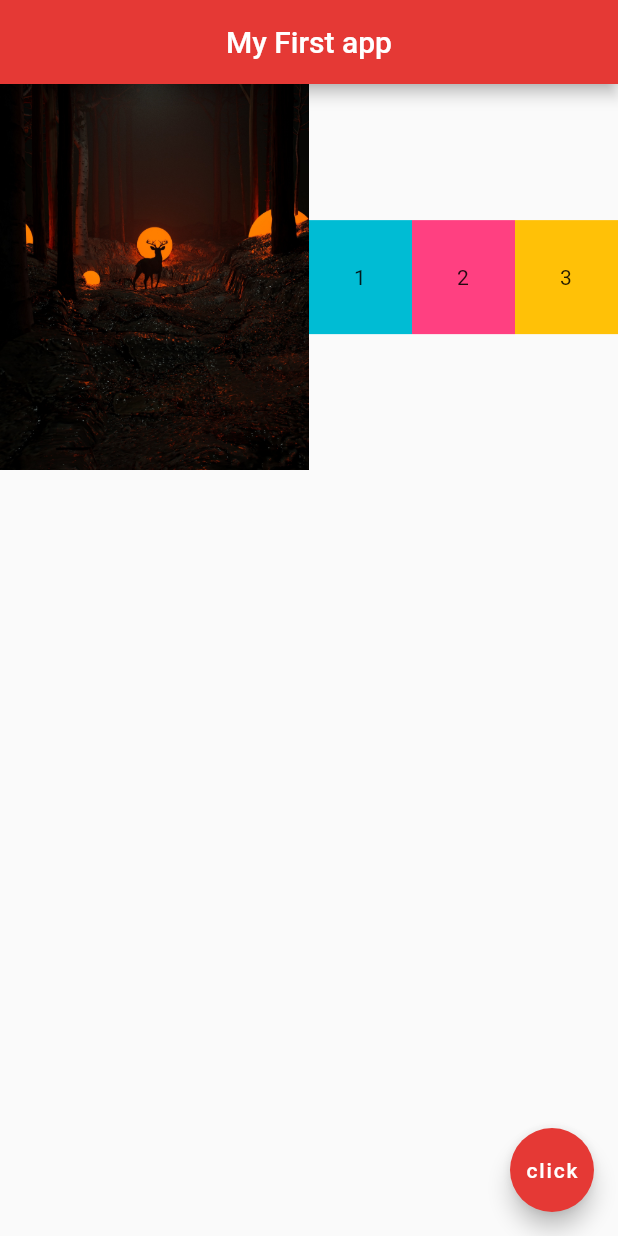
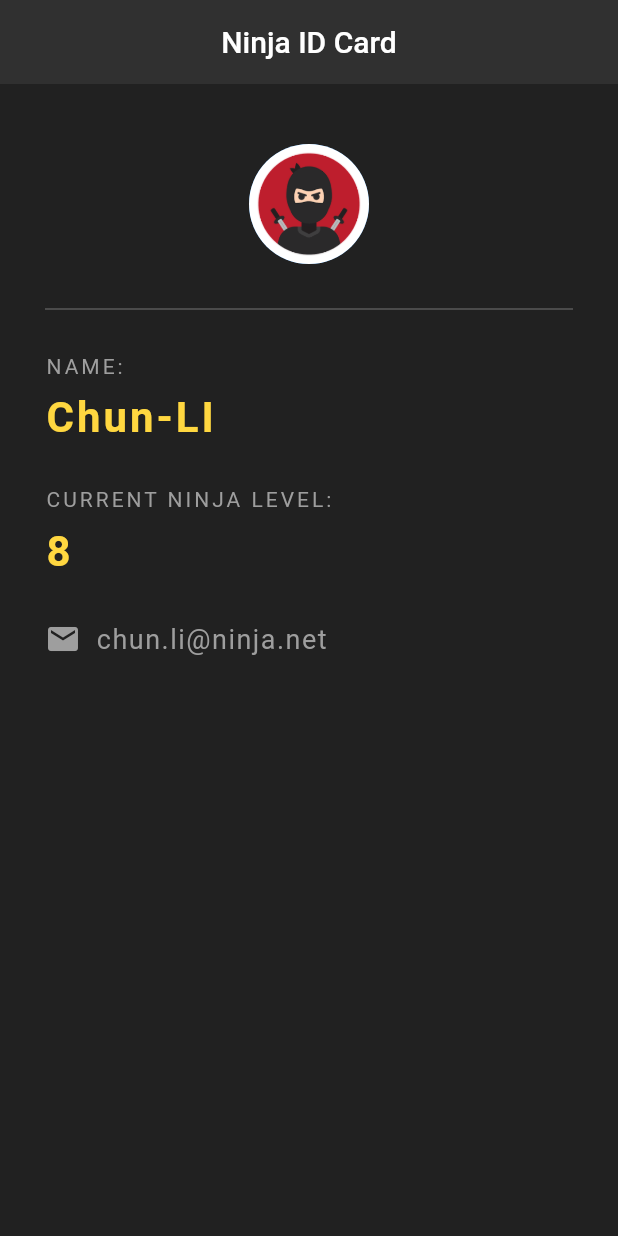
Before and after one commit to mahdibouaziz/flutter-learn-ninja, a Flutter app: the screen it shows after launch, on a phone screen of 412 x 824 dp. Run offline on Flutter 3.47's test engine with Material 2 defaults, Android fonts, the phone set to English and light mode, and no system bars.

Commit message:
created a simple stateless ninja Card ID app

```diff
--- a/lib/main.dart
+++ b/lib/main.dart
@@ -1,126 +1,80 @@
 import 'package:flutter/material.dart';
 
-void main() => runApp(const MaterialApp(
-      home: Home(),
-    ));
+void main() => runApp(const MaterialApp(home: NinjaCard()));
 
-class Home extends StatelessWidget {
-  const Home({Key? key}) : super(key: key);
+class NinjaCard extends StatelessWidget {
+  const NinjaCard({Key? key}) : super(key: key);
 
   @override
   Widget build(BuildContext context) {
     return Scaffold(
+      backgroundColor: Colors.grey[900],
       appBar: AppBar(
-        title: const Text("My First app"),
+        title: const Text('Ninja ID Card'),
         centerTitle: true,
-        backgroundColor: Colors.red[600],
+        backgroundColor: Colors.grey[850],
+        elevation: 0.0,
       ),
-
-      //Center Widget
-      // body: const Center(
-      //   // child: Image(image: AssetImage("images/pic1.jpg")),
-      // //     child: Icon(
-      // //   Icons.account_tree,
-      // //   color: Colors.lightBlue,
-      // //   size: 30.0,
-      // // ),
-      //   child:ElevatedButton(
-      //       onPressed:null,
-      //       child: Text("Click me"),
-      //   ),
-      // ),
-
-      //Container widget
-      // body:Container(
-      //   padding:const EdgeInsets.all(20.0) ,
-      //   color: Colors.grey[400],
-      //   child:const Text('Hello'),
-      // ),
-
-      //Row widget
-      // body: Row(
-      //   mainAxisAlignment:MainAxisAlignment.spaceEvenly ,
-      //   crossAxisAlignment: CrossAxisAlignment.center,
-      //   children:  <Widget>[
-      //     const Text("Hello world"),
-      //     ElevatedButton(
-      //       onPressed: (){},
-      //       child: const Text("Click ME"),
-      //     ),
-      //     Container(
-      //       color: Colors.cyan,
-      //       padding: EdgeInsets.all(30.0),
-      //       child: Text("Inside container"),
-      //     ),
-      //   ],
-      // ),
-
-      //Column widget
-      // body: Column(
-      //   mainAxisAlignment: MainAxisAlignment.end,
-      //   crossAxisAlignment: CrossAxisAlignment.center,
-      //   children: <Widget>[
-      //     Row(
-      //       children: const <Widget>[
-      //         Text("Hello"),
-      //         Text("World"),
-      //       ],
-      //     ),
-      //     Container(
-      //       padding: const EdgeInsets.all(20.0),
-      //       color: Colors.cyan,
-      //       child: const Text("One"),
-      //     ),
-      //     Container(
-      //       padding: const EdgeInsets.all(30.0),
-      //       color: Colors.pinkAccent,
-      //       child: const Text("Two"),
-      //     ),
-      //     Container(
-      //       padding: const EdgeInsets.all(40.0),
-      //       color: Colors.amber,
-      //       child: const Text("Three"),
-      //     ),
-      //   ],
-      // ),
-
-      //Expanded Widget
-      body: Row(
-        children: <Widget>[
-          Expanded(
-              flex: 3,
-              child: Image.asset("images/pic1.jpg")),
-          Expanded(
-            flex: 1,
-            child: Container(
-              padding: const EdgeInsets.all(30.0),
-              color: Colors.cyan,
-              child: const Text('1'),
+      body: Padding(
+        padding: const EdgeInsets.fromLTRB(30.0, 40.0, 30.0, 0.0),
+        child: Column(
+          mainAxisAlignment: MainAxisAlignment.start,
+          crossAxisAlignment: CrossAxisAlignment.start,
+          children: <Widget>[
+            const Center(
+              child: CircleAvatar(
+                backgroundImage: AssetImage('images/ninja1.png'),
+                radius: 40.0,
+              ),
             ),
-          ),
-          Expanded(
-            flex: 1,
-            child: Container(
-              padding: const EdgeInsets.all(30.0),
-              color: Colors.pinkAccent,
-              child: const Text('2'),
+            Divider(
+              height: 60.0,
+              color: Colors.grey[600],
             ),
-          ),
-          Expanded(
-            flex: 1,
-            child: Container(
-              padding: const EdgeInsets.all(30.0),
-              color: Colors.amber,
-              child: const Text('3'),
+            const Text("NAME:",
+                style: TextStyle(
+                  color: Colors.grey,
+                  letterSpacing: 2.0,
+                )),
+            const SizedBox(height: 10.0),
+            const Text("Chun-LI",
+                style: TextStyle(
+                  color: Colors.amberAccent,
+                  letterSpacing: 2.0,
+                  fontSize: 28.0,
+                  fontWeight: FontWeight.bold,
+                )),
+            const SizedBox(height: 30.0),
+            const Text("CURRENT NINJA LEVEL:",
+                style: TextStyle(
+                  color: Colors.grey,
+                  letterSpacing: 2.0,
+                )),
+            const SizedBox(height: 10.0),
+            const Text("8",
+                style: TextStyle(
+                  color: Colors.amberAccent,
+                  letterSpacing: 2.0,
+                  fontSize: 28.0,
+                  fontWeight: FontWeight.bold,
+                )),
+            const SizedBox(height: 30.0),
+            Row(
+              children: const <Widget>[
+                Icon(
+                  Icons.email,
+                  color: Colors.grey,
+                ),
+                SizedBox(width: 10.0),
+                Text(
+                  "chun.li@ninja.net",
+                  style: TextStyle(
+                      color: Colors.grey, letterSpacing: 1.0, fontSize: 18.0),
+                ),
+              ],
             ),
-          ),
-        ],
-      ),
-
-      floatingActionButton: FloatingActionButton(
-        onPressed: () {},
-        child: const Text('click'),
-        backgroundColor: Colors.red[600],
+          ],
+        ),
       ),
     );
   }
--- /dev/null
+++ b/lib/main1.dart
@@ -0,0 +1,127 @@
+import 'package:flutter/material.dart';
+
+// void main() => runApp(const MaterialApp(
+//   home: Home(),
+// ));
+
+class Home extends StatelessWidget {
+  const Home({Key? key}) : super(key: key);
+
+  @override
+  Widget build(BuildContext context) {
+    return Scaffold(
+      appBar: AppBar(
+        title: const Text("My First app"),
+        centerTitle: true,
+        backgroundColor: Colors.red[600],
+      ),
+
+      //Center Widget
+      // body: const Center(
+      //   // child: Image(image: AssetImage("images/pic1.jpg")),
+      // //     child: Icon(
+      // //   Icons.account_tree,
+      // //   color: Colors.lightBlue,
+      // //   size: 30.0,
+      // // ),
+      //   child:ElevatedButton(
+      //       onPressed:null,
+      //       child: Text("Click me"),
+      //   ),
+      // ),
+
+      //Container widget
+      // body:Container(
+      //   padding:const EdgeInsets.all(20.0) ,
+      //   color: Colors.grey[400],
+      //   child:const Text('Hello'),
+      // ),
+
+      //Row widget
+      // body: Row(
+      //   mainAxisAlignment:MainAxisAlignment.spaceEvenly ,
+      //   crossAxisAlignment: CrossAxisAlignment.center,
+      //   children:  <Widget>[
+      //     const Text("Hello world"),
+      //     ElevatedButton(
+      //       onPressed: (){},
+      //       child: const Text("Click ME"),
+      //     ),
+      //     Container(
+      //       color: Colors.cyan,
+      //       padding: EdgeInsets.all(30.0),
+      //       child: Text("Inside container"),
+      //     ),
+      //   ],
+      // ),
+
+      //Column widget
+      // body: Column(
+      //   mainAxisAlignment: MainAxisAlignment.end,
+      //   crossAxisAlignment: CrossAxisAlignment.center,
+      //   children: <Widget>[
+      //     Row(
+      //       children: const <Widget>[
+      //         Text("Hello"),
+      //         Text("World"),
+      //       ],
+      //     ),
+      //     Container(
+      //       padding: const EdgeInsets.all(20.0),
+      //       color: Colors.cyan,
+      //       child: const Text("One"),
+      //     ),
+      //     Container(
+      //       padding: const EdgeInsets.all(30.0),
+      //       color: Colors.pinkAccent,
+      //       child: const Text("Two"),
+      //     ),
+      //     Container(
+      //       padding: const EdgeInsets.all(40.0),
+      //       color: Colors.amber,
+      //       child: const Text("Three"),
+      //     ),
+      //   ],
+      // ),
+
+      //Expanded Widget
+      body: Row(
+        children: <Widget>[
+          Expanded(
+              flex: 3,
+              child: Image.asset("images/pic1.jpg")),
+          Expanded(
+            flex: 1,
+            child: Container(
+              padding: const EdgeInsets.all(30.0),
+              color: Colors.cyan,
+              child: const Text('1'),
+            ),
+          ),
+          Expanded(
+            flex: 1,
+            child: Container(
+              padding: const EdgeInsets.all(30.0),
+              color: Colors.pinkAccent,
+              child: const Text('2'),
+            ),
+          ),
+          Expanded(
+            flex: 1,
+            child: Container(
+              padding: const EdgeInsets.all(30.0),
+              color: Colors.amber,
+              child: const Text('3'),
+            ),
+          ),
+        ],
+      ),
+
+      floatingActionButton: FloatingActionButton(
+        onPressed: () {},
+        child: const Text('click'),
+        backgroundColor: Colors.red[600],
+      ),
+    );
+  }
+}
```
Also changed, not shown: images/ninja1.png (added), images/ninja2.png (added).
